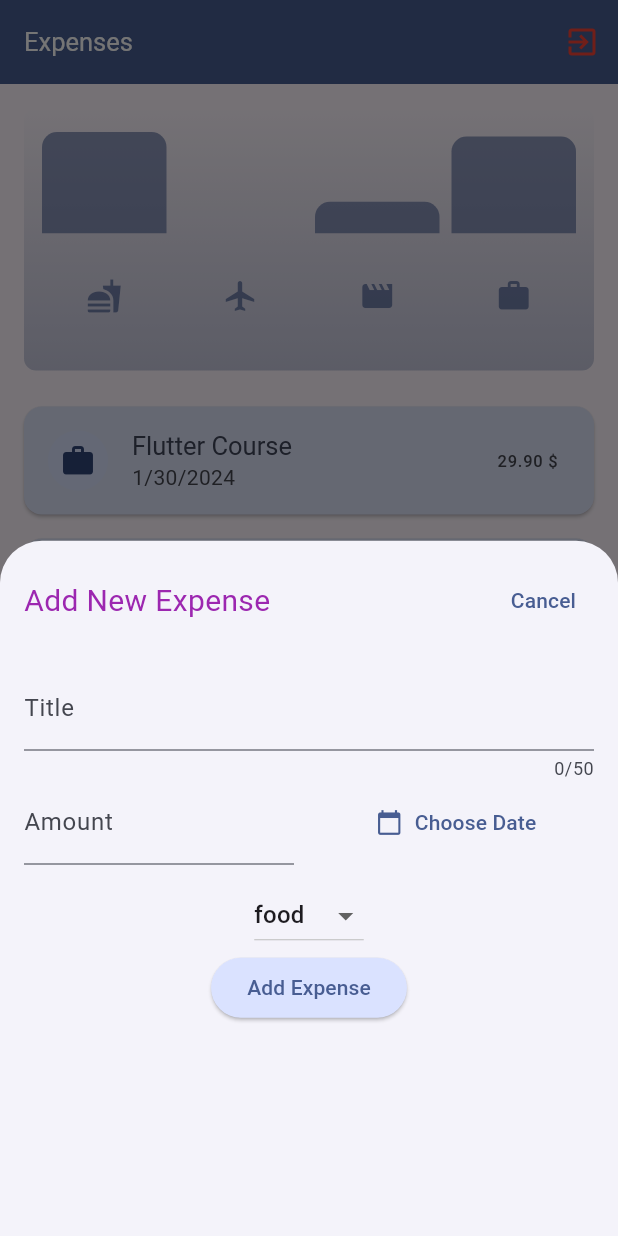
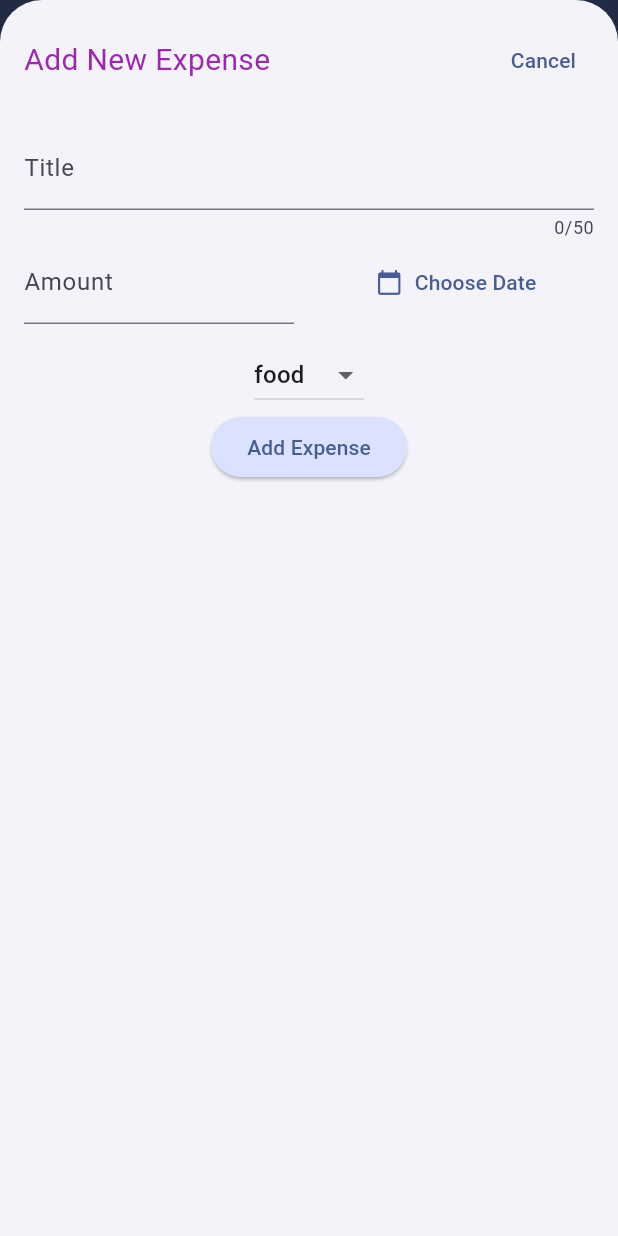
Before and after one commit to kareemkamal11/expenses, a Flutter app: the screen it shows after launch, after a tap on the "add" icon, on a phone screen of 412 x 824 dp. Run offline on Flutter 3.47's test engine with Material 3 defaults, Android fonts, the phone set to English and light mode, and no system bars.

Commit message:
Refactor UI layout and add platform-specific code

```diff
--- a/lib/main.dart
+++ b/lib/main.dart
@@ -2,9 +2,15 @@
 
 import 'package:expenses/widgets/p_expenses.dart';
 import 'package:flutter/material.dart';
+import 'package:flutter/services.dart';
 
 void main() {
-  runApp(MyApp());
+  // WidgetsFlutterBinding.ensureInitialized();
+  // SystemChrome.setPreferredOrientations([
+  //   DeviceOrientation.portraitUp,
+  // ]).then((_) {
+    runApp(MyApp());
+  // });
 }
 
 class MyApp extends StatelessWidget {
@@ -73,7 +79,7 @@ class MyApp extends StatelessWidget {
           backgroundColor: darkColorScheme.onPrimaryContainer,
         ),
       ),
-      home:  const PageExpenses(),
+      home: const PageExpenses(),
     );
   }
 }
--- a/lib/widgets/chart/chart.dart
+++ b/lib/widgets/chart/chart.dart
@@ -30,11 +30,12 @@ class Chart extends StatelessWidget {
 
   @override
   Widget build(BuildContext context) {
+    return LayoutBuilder(builder: (context, constraints) {
       return Container(
         margin: const EdgeInsets.all(16),
         padding: const EdgeInsets.symmetric(vertical: 16, horizontal: 8),
         width: double.infinity,
-      height: 175,
+        height: constraints.maxHeight,
         decoration: BoxDecoration(
           borderRadius: BorderRadius.circular(8),
           gradient: LinearGradient(
@@ -59,16 +60,19 @@ class Chart extends StatelessWidget {
               ],
             ),
           ),
-        const SizedBox(height: 8),
-        Expanded(
-          child: Row(
+          constraints.minHeight < 200 ? Container() : const SizedBox(height: 8),
+          constraints.minHeight < 200
+              ? Container()
+              : Row(
                 children: buckets
                     .map((bucket) => Expanded(
                           child: Padding(
-                        padding: const EdgeInsets.symmetric(horizontal: 4),
+                            padding:
+                                const EdgeInsets.symmetric(horizontal: 4),
                             child: Icon(
                               categoryIcons[bucket.category],
-                          color: MediaQuery.of(context).platformBrightness ==
+                              color: MediaQuery.of(context)
+                                          .platformBrightness ==
                                       Brightness.dark
                                   ? Theme.of(context).colorScheme.primary
                                   : Theme.of(context)
@@ -79,9 +83,9 @@ class Chart extends StatelessWidget {
                           ),
                         ))
                     .toList(),
-          ),
-        ),
+              )
         ]),
       );
+    });
   }
 }
--- a/lib/widgets/new_epenses.dart
+++ b/lib/widgets/new_epenses.dart
@@ -30,7 +30,10 @@ class _NewExpensesState extends State<NewExpenses> {
 
   @override
   Widget build(BuildContext context) {
-    return Padding(
+    return SizedBox(
+      height: double.infinity,
+      child: SingleChildScrollView(
+        child: Padding(
             padding: const EdgeInsets.all(16.0),
             child: Column(
               children: [
@@ -115,7 +118,8 @@ class _NewExpensesState extends State<NewExpenses> {
                 ),
                 ElevatedButton(
                   onPressed: () {
-                final enteredAmount = double.tryParse(amountController.text);
+                    final enteredAmount =
+                        double.tryParse(amountController.text);
                     final bool isNotAmount =
                         enteredAmount == null || enteredAmount <= 0;
                     if (titleController.text.trim().isEmpty ||
@@ -126,7 +130,7 @@ class _NewExpensesState extends State<NewExpenses> {
                         showDialog(
                             context: context,
                             builder: (ctx) {
-                          return AlertDialog(
+                              return AlertDialog.adaptive(
                                 title: const Row(
                                   children: [
                                     Text('Invalid Input'),
@@ -160,6 +164,8 @@ class _NewExpensesState extends State<NewExpenses> {
                   child: const Text('Add Expense'),
                 ),
               ],
-        ));
+            )),
+      ),
+    );
   }
 }
--- a/lib/widgets/p_expenses.dart
+++ b/lib/widgets/p_expenses.dart
@@ -49,6 +49,7 @@ class _PageExpensesState extends State<PageExpenses> {
 
   @override
   Widget build(BuildContext context) {
+    var width = MediaQuery.of(context).size.width;
     return Scaffold(
       appBar: AppBar(
         title: const Text('Expenses'),
@@ -62,9 +63,25 @@ class _PageExpensesState extends State<PageExpenses> {
           ),
         ],
       ),
-      body: Column(
+      body: width < 600
+          ? Column(
               children: [
-          Chart(expenses: expenses),
+                Expanded(
+                  child: Chart(expenses: expenses),
+                ),
+                Expanded(
+                  child: ExpensesList(
+                    expenses: expenses,
+                    onRemoveExpense: removeExpense,
+                  ),
+                ),
+              ],
+            )
+          : Row(
+              children: [
+                Expanded(
+                  child: Chart(expenses: expenses),
+                ),
                 Expanded(
                   child: ExpensesList(
                     expenses: expenses,
@@ -76,12 +93,11 @@ class _PageExpensesState extends State<PageExpenses> {
       floatingActionButton: FloatingActionButton(
         onPressed: () {
           showModalBottomSheet(
+            useSafeArea: true,
+            isScrollControlled: true,
             context: context,
-            builder: (ctx) => SizedBox(
-              height: 500,
-              child: NewExpenses(
+            builder: (ctx) => NewExpenses(
               onAddExpense: addExpense,
-              ),
             ),
           );
         },
```
Also changed, not shown: 1 other file. Lines whose indentation alone changed are shown as unchanged.
